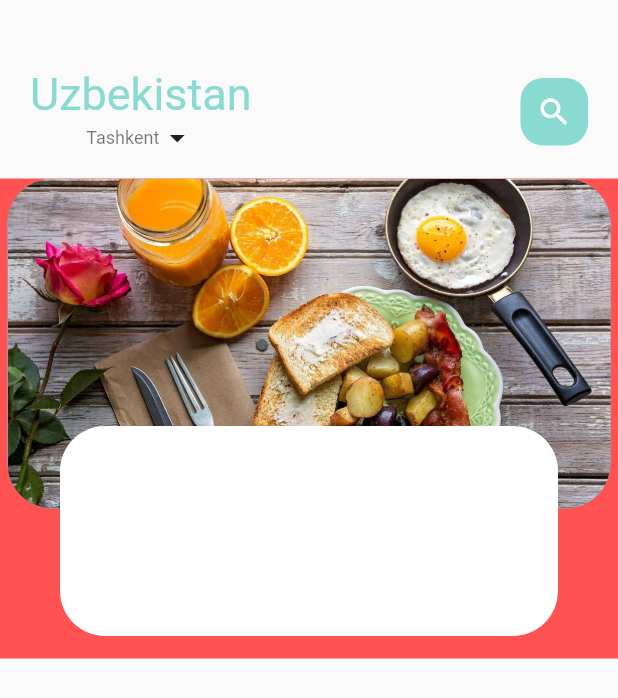
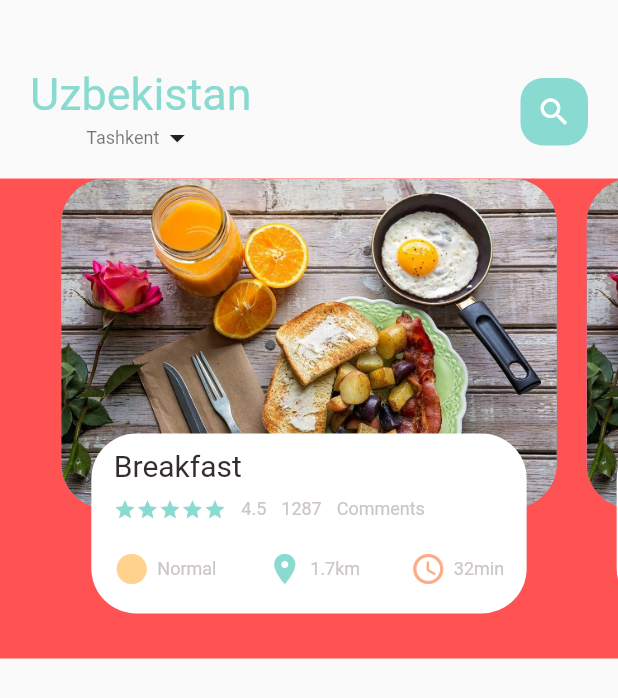
Before and after one commit to shakhriyor-toshpulatov/food_delivery, a Flutter app: the screen it shows after launch, on a phone screen of 412 x 824 dp. Shown: the top 698 px of the screen. Run offline on Flutter 3.47's test engine with Material 2 defaults, Android fonts, the phone set to English and light mode, and no system bars.

Commit message:
food page body scrolling and icons

```diff
--- a/lib/home/food_page_body.dart
+++ b/lib/home/food_page_body.dart
@@ -1,4 +1,9 @@
 import 'package:flutter/material.dart';
+import 'package:foood_delivery/utils/colors.dart';
+import 'package:foood_delivery/widgets/big_text.dart';
+import 'package:foood_delivery/widgets/icon_and_text_widget.dart';
+
+import '../widgets/small_text.dart';
 
 class FoodPageBody extends StatefulWidget {
   const FoodPageBody({Key? key}) : super(key: key);
@@ -8,6 +13,7 @@
 }
 
 class _FoodPageBodyState extends State<FoodPageBody> {
+  PageController pageController = PageController(viewportFraction: 0.85);
 
   @override
   Widget build(BuildContext context) {
@@ -15,6 +21,7 @@
       color: Colors.redAccent,
       height: 320,
       child: PageView.builder(
+          controller: pageController,
           itemCount: 5,
           itemBuilder: (context, position) {
             return _buildPageItem(position);
@@ -27,7 +34,7 @@
       children: [
         Container(
           height: 220,
-          margin: EdgeInsets.only(left: 5, right: 5),
+          margin: EdgeInsets.only(left: 10, right: 10),
           decoration: BoxDecoration(
             borderRadius: BorderRadius.circular(30),
             color: index.isEven ? Color(0xFF69c5df) : Color(0xFF9294cc),
@@ -40,14 +47,64 @@
         Align(
           alignment: Alignment.bottomCenter,
           child: Container(
-            height: 140,
-            margin: EdgeInsets.only(left: 40, right: 40, bottom: 15),
+            height: 120,
+            margin: EdgeInsets.only(left: 30, right: 30, bottom: 30),
             decoration: BoxDecoration(
               borderRadius: BorderRadius.circular(30),
               color: Colors.white,
+            ),
+            child: Container(
+              padding: EdgeInsets.only(top: 10, left: 15, right: 15),
+              child: Column(
+                crossAxisAlignment: CrossAxisAlignment.start,
+                children: [
+                  BigText(text: "Breakfast"),
+                  SizedBox(height: 10),
+                  Row(
+                    children: [
+                      Wrap(
+                        children: List.generate(
+                          5,
+                          (index) {
+                            return Icon(
+                              Icons.star,
+                              color: AppColors.mainColor,
+                              size: 15,
+                            );
+                          },
+                        ),
+                      ),
+                      SizedBox(width: 10),
+                      SmallText(text: '4.5'),
+                      SizedBox(width: 10),
+                      SmallText(text: '1287'),
+                      SizedBox(width: 10),
+                      SmallText(text: 'Comments'),
+                    ],
+                  ),
+                  SizedBox(height: 20),
+                  Row(
+                    mainAxisAlignment: MainAxisAlignment.spaceBetween,
+                    children: [
+                      IconAndTextWidget(
+                          icon: Icons.circle_sharp,
+                          text: "Normal",
+                          iconColor: AppColors.iconColor1),
+                      IconAndTextWidget(
+                          icon: Icons.location_on,
+                          text: "1.7km",
+                          iconColor: AppColors.mainColor),
+                      IconAndTextWidget(
+                          icon: Icons.access_time_rounded,
+                          text: "32min",
+                          iconColor: AppColors.iconColor2),
+                    ],
+                  ),
+                ],
               ),
             ),
           ),
+        ),
       ],
     );
   }
--- /dev/null
+++ b/lib/widgets/icon_and_text_widget.dart
@@ -0,0 +1,29 @@
+import 'package:flutter/material.dart';
+import 'package:foood_delivery/widgets/small_text.dart';
+
+class IconAndTextWidget extends StatelessWidget {
+  final IconData icon;
+  final String text;
+
+  final Color iconColor;
+
+  const IconAndTextWidget(
+      {Key? key,
+      required this.icon,
+      required this.text,
+
+      required this.iconColor})
+      : super(key: key);
+
+  @override
+  Widget build(BuildContext context) {
+    return Row(
+      children: [
+        Icon(icon, color: iconColor),
+        SizedBox(width: 5),
+        SmallText(text: text),
+
+      ],
+    );
+  }
+}
```
